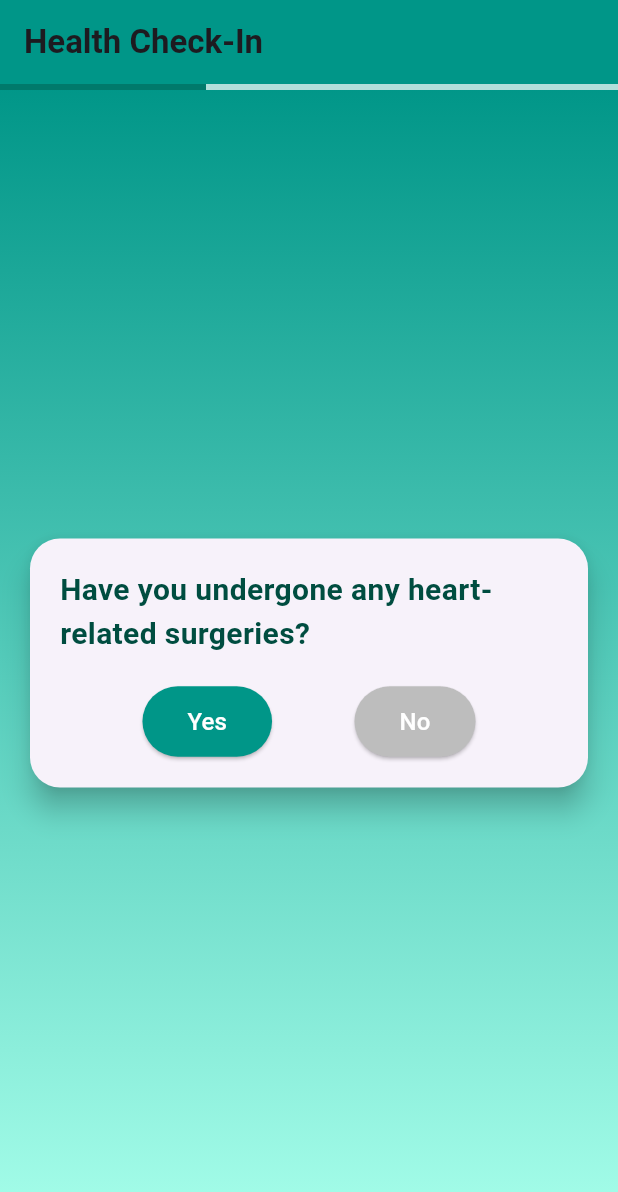
After one commit to Nikhil-1426/TravelShield, a Flutter app: the DynamicQuestionnaire screen opened directly, after a tap on "Yes", on a phone screen of 412 x 824 dp. The commit adds this screen. Shown: the top 1192 px of the screen. Run offline on Flutter 3.47's test engine with Material 3 defaults, Android fonts, the phone set to English and light mode, and no system bars; our stand-ins replace cloud_firestore, firebase_auth, firebase_core, shared_preferences; accounts and stored records are empty.

Commit message:
Dynamic Questionnaire Updated

```diff
--- /dev/null
+++ b/lib/dynamic_questionnaire.dart
@@ -0,0 +1,365 @@
+import 'package:flutter/material.dart';
+import 'package:health_passport/home_page.dart';
+import 'package:shared_preferences/shared_preferences.dart';
+import 'package:cloud_firestore/cloud_firestore.dart';
+import 'package:flutter/services.dart';
+
+class Question {
+  final String questionText;
+  final List<Question> followUps;
+  final String category; // Added category for better organization
+  final String? description; // Optional description/help text
+  bool isFollowUp;
+  String? userResponse;
+  DateTime? answeredAt; // Track when question was answered
+
+  Question({
+    required this.questionText,
+    this.followUps = const [],
+    this.isFollowUp = false,
+    this.userResponse,
+    this.category = 'general',
+    this.description,
+    this.answeredAt,
+  });
+}
+
+class DynamicQuestionnaire extends StatefulWidget {
+  final String uid;
+  final VoidCallback? onComplete; // Callback for completion
+
+  DynamicQuestionnaire({
+    required this.uid,
+    this.onComplete,
+  });
+
+  @override
+  _DynamicQuestionnaireState createState() => _DynamicQuestionnaireState();
+}
+
+class _DynamicQuestionnaireState extends State<DynamicQuestionnaire> {
+  final List<Question> questions = [
+    Question(
+      questionText: "Do you have any heart disease?",
+      category: "cardiovascular",
+      description: "Include any diagnosed heart conditions or related issues",
+      followUps: [
+        Question(
+          questionText: "Have you undergone any heart-related surgeries?",
+          isFollowUp: true,
+          category: "cardiovascular",
+        ),
+        Question(
+          questionText: "Are you currently taking heart-related medications?",
+          isFollowUp: true,
+          category: "cardiovascular",
+        ),
+      ],
+    ),
+    // Add more questions as needed
+  ];
+
+  int currentQuestionIndex = 0;
+  List<Question> displayedQuestions = [];
+  final FirebaseFirestore _firestore = FirebaseFirestore.instance;
+  bool isSubmitting = false;
+
+  // Track progress
+  double get progress {
+    return currentQuestionIndex / displayedQuestions.length;
+  }
+
+  @override
+  void initState() {
+    super.initState();
+    _loadQuestions();
+  }
+
+  Future<void> _loadQuestions() async {
+    // Check if there's a saved session
+    final prefs = await SharedPreferences.getInstance();
+    final savedIndex = prefs.getInt('currentQuestionIndex') ?? 0;
+
+    setState(() {
+      displayedQuestions.add(questions[0]);
+      currentQuestionIndex = savedIndex;
+    });
+  }
+
+  Future<void> _saveProgress() async {
+    final prefs = await SharedPreferences.getInstance();
+    await prefs.setInt('currentQuestionIndex', currentQuestionIndex);
+  }
+
+  void onAnswer(String response) async {
+    try {
+      HapticFeedback.lightImpact(); // Provide tactile feedback
+
+      setState(() {
+        displayedQuestions[currentQuestionIndex].userResponse = response;
+        displayedQuestions[currentQuestionIndex].answeredAt = DateTime.now();
+
+        if (response.toLowerCase() == 'yes' &&
+            displayedQuestions[currentQuestionIndex].followUps.isNotEmpty) {
+          displayedQuestions.addAll(displayedQuestions[currentQuestionIndex].followUps);
+        }
+
+        currentQuestionIndex++;
+      });
+
+      await _saveProgress(); // Save progress after each answer
+
+      if (currentQuestionIndex >= displayedQuestions.length) {
+        await _submitResponses();
+      }
+    } catch (e) {
+      _showError("Failed to process answer. Please try again.");
+    }
+  }
+
+  Future<void> _submitResponses() async {
+    if (isSubmitting) return; // Prevent double submission
+
+    setState(() {
+      isSubmitting = true;
+    });
+
+    try {
+      final prefs = await SharedPreferences.getInstance();
+      await prefs.setBool('hasCompletedQuestionnaire', true);
+
+      // Prepare data with categories and timestamps
+      List<Map<String, dynamic>> responses = displayedQuestions.map((question) => {
+        'questionText': question.questionText,
+        'userResponse': question.userResponse,
+        'category': question.category,
+        'answeredAt': question.answeredAt?.toIso8601String(),
+        'isFollowUp': question.isFollowUp,
+      }).toList();
+
+      // Store responses with metadata
+      await _firestore
+          .collection('users')
+          .doc(widget.uid)
+          .collection('questionnaireResponses')
+          .add({
+        'responses': responses,
+        'completedAt': Timestamp.now(),
+        'deviceInfo': await _getDeviceInfo(),
+      });
+
+      widget.onComplete?.call(); // Trigger completion callback
+
+      // Show success message before navigation
+      ScaffoldMessenger.of(context).showSnackBar(
+        SnackBar(
+          content: Text("Responses saved successfully!"),
+          backgroundColor: Colors.green,
+        ),
+      );
+
+      // Delayed navigation
+      await Future.delayed(Duration(seconds: 2));
+      _navigateToNextScreen();
+    } catch (e) {
+      _showError("Failed to save responses. Please try again.");
+    } finally {
+      setState(() {
+        isSubmitting = false;
+      });
+    }
+  }
+
+  Future<Map<String, dynamic>> _getDeviceInfo() async {
+    // Add relevant device info for analytics
+    return {
+      'timestamp': DateTime.now().toIso8601String(),
+      'platform': Theme.of(context).platform.toString(),
+    };
+  }
+
+  void _showError(String message) {
+    ScaffoldMessenger.of(context).showSnackBar(
+      SnackBar(
+        content: Text(message),
+        backgroundColor: Colors.red,
+        duration: Duration(seconds: 3),
+      ),
+    );
+  }
+
+  void _navigateToNextScreen() {
+    Navigator.pushReplacement(
+      context,
+      MaterialPageRoute(builder: (context) => HomePage()),
+    );
+  }
+
+  @override
+  Widget build(BuildContext context) {
+    return WillPopScope(
+      onWillPop: () async {
+        // Show confirmation dialog before leaving
+        final shouldPop = await showDialog<bool>(
+          context: context,
+          builder: (context) => AlertDialog(
+            title: Text('Leave Questionnaire?'),
+            content: Text('Your progress will be saved, but you\'ll need to complete the questionnaire later.'),
+            actions: [
+              TextButton(
+                onPressed: () => Navigator.pop(context, false),
+                child: Text('STAY'),
+              ),
+              TextButton(
+                onPressed: () => Navigator.pop(context, true),
+                child: Text('LEAVE'),
+              ),
+            ],
+          ),
+        );
+        return shouldPop ?? false;
+      },
+      child: Scaffold(
+        appBar: AppBar(
+          title: Text(
+            "Health Check-In",
+            style: TextStyle(fontWeight: FontWeight.bold),
+          ),
+          backgroundColor: Colors.teal,
+          elevation: 0,
+        ),
+        body: Container(
+          decoration: BoxDecoration(
+            gradient: LinearGradient(
+              colors: [Colors.teal, Colors.tealAccent.shade100],
+              begin: Alignment.topCenter,
+              end: Alignment.bottomCenter,
+            ),
+          ),
+          child: SafeArea(
+            child: Column(
+              children: [
+                // Progress indicator
+                LinearProgressIndicator(
+                  value: progress,
+                  backgroundColor: Colors.teal.shade100,
+                  valueColor: AlwaysStoppedAnimation<Color>(Colors.teal.shade700),
+                ),
+                Expanded(
+                  child: Center(
+                    child: Padding(
+                      padding: const EdgeInsets.symmetric(horizontal: 16.0),
+                      child: Card(
+                        elevation: 8,
+                        shape: RoundedRectangleBorder(
+                          borderRadius: BorderRadius.circular(20),
+                        ),
+                        child: Padding(
+                          padding: const EdgeInsets.all(20.0),
+                          child: Column(
+                            mainAxisSize: MainAxisSize.min,
+                            children: [
+                              if (currentQuestionIndex < displayedQuestions.length) ...[
+                                _buildQuestionContent(),
+                              ] else ...[
+                                _buildCompletionContent(),
+                              ],
+                            ],
+                          ),
+                        ),
+                      ),
+                    ),
+                  ),
+                ),
+              ],
+            ),
+          ),
+        ),
+      ),
+    );
+  }
+
+  Widget _buildQuestionContent() {
+    final question = displayedQuestions[currentQuestionIndex];
+    return AnimatedSwitcher(
+      duration: Duration(milliseconds: 300),
+      child: Column(
+        key: ValueKey<int>(currentQuestionIndex),
+        crossAxisAlignment: CrossAxisAlignment.start,
+        children: [
+          Text(
+            question.questionText,
+            style: TextStyle(
+              fontSize: 20,
+              fontWeight: FontWeight.w600,
+              color: Colors.teal.shade900,
+            ),
+          ),
+          if (question.description != null) ...[
+            SizedBox(height: 8),
+            Text(
+              question.description!,
+              style: TextStyle(
+                fontSize: 14,
+                color: Colors.grey.shade600,
+                fontStyle: FontStyle.italic,
+              ),
+            ),
+          ],
+          SizedBox(height: 20),
+          Row(
+            mainAxisAlignment: MainAxisAlignment.spaceEvenly,
+            children: [
+              _buildAnswerButton("Yes", Colors.teal),
+              _buildAnswerButton("No", Colors.grey.shade400),
+            ],
+          ),
+        ],
+      ),
+    );
+  }
+
+  Widget _buildAnswerButton(String text, Color color) {
+    return ElevatedButton(
+      onPressed: isSubmitting ? null : () => onAnswer(text),
+      style: ElevatedButton.styleFrom(
+        backgroundColor: color,
+        foregroundColor: Colors.white,
+        padding: EdgeInsets.symmetric(horizontal: 30, vertical: 12),
+        shape: RoundedRectangleBorder(
+          borderRadius: BorderRadius.circular(30),
+        ),
+      ),
+      child: Text(text, style: TextStyle(fontSize: 16)),
+    );
+  }
+
+  Widget _buildCompletionContent() {
+    return Center(
+      child: Column(
+        mainAxisSize: MainAxisSize.min,
+        children: [
+          if (isSubmitting)
+            CircularProgressIndicator(valueColor: AlwaysStoppedAnimation<Color>(Colors.teal))
+          else ...[
+            Icon(
+              Icons.check_circle_outline,
+              color: Colors.teal,
+              size: 60,
+            ),
+            SizedBox(height: 20),
+            Text(
+              "Thank you for completing the questionnaire!",
+              textAlign: TextAlign.center,
+              style: TextStyle(
+                fontSize: 18,
+                fontWeight: FontWeight.w600,
+                color: Colors.teal.shade900,
+              ),
+            ),
+          ],
+        ],
+      ),
+    );
+  }
+}
--- a/lib/signup_page.dart
+++ b/lib/signup_page.dart
@@ -1,8 +1,64 @@
 // import 'package:flutter/material.dart';
+// import 'package:firebase_auth/firebase_auth.dart';
+// import 'package:cloud_firestore/cloud_firestore.dart';
 // import 'package:health_passport/home_page.dart';
 // import 'package:health_passport/signin_page.dart';
 
-// class SignUpPage extends StatelessWidget {
+// class SignUpPage extends StatefulWidget {
+//   @override
+//   _SignUpPageState createState() => _SignUpPageState();
+// }
+
+// class _SignUpPageState extends State<SignUpPage> {
+//   final FirebaseAuth _auth = FirebaseAuth.instance;
+//   final FirebaseFirestore _firestore = FirebaseFirestore.instance;
+
+//   final TextEditingController nameController = TextEditingController();
+//   final TextEditingController emailController = TextEditingController();
+//   final TextEditingController passwordController = TextEditingController();
+
+//   // Function to handle Sign Up
+//   Future<void> signUp() async {
+//     String name = nameController.text.trim();
+//     String email = emailController.text.trim();
+//     String password = passwordController.text.trim();
+
+//     if (name.isEmpty || email.isEmpty || password.isEmpty) {
+//       // Show an alert if any field is empty
+//       ScaffoldMessenger.of(context).showSnackBar(
+//         SnackBar(content: Text('Please fill all fields')),
+//       );
+//       return;
+//     }
+
+//     try {
+//       // Create user with email and password
+//       UserCredential userCredential = await _auth.createUserWithEmailAndPassword(
+//         email: email,
+//         password: password,
+//       );
+
+//       // Create a new user document in Firestore
+//       await _firestore.collection('users').doc(userCredential.user?.uid).set({
+//         'name': name,
+//         'email': email,
+//         'uid': userCredential.user?.uid,
+//         'createdAt': FieldValue.serverTimestamp(),
+//       });
+
+//       // Navigate to HomePage after successful sign up
+//       Navigator.pushReplacement(
+//         context,
+//         MaterialPageRoute(builder: (context) => HomePage()),
+//       );
+//     } catch (e) {
+//       // Handle sign-up errors
+//       ScaffoldMessenger.of(context).showSnackBar(
+//         SnackBar(content: Text('Error: ${e.toString()}')),
+//       );
+//     }
+//   }
+
 //   @override
 //   Widget build(BuildContext context) {
 //     return Scaffold(
@@ -47,19 +103,14 @@
 //                   ),
 //                 ),
 //                 SizedBox(height: 30),
-//                 _buildTextField(Icons.person, 'Full Name', false),
+//                 _buildTextField(Icons.person, 'Full Name', false, nameController),
 //                 SizedBox(height: 20),
-//                 _buildTextField(Icons.email, 'Email', false),
+//                 _buildTextField(Icons.email, 'Email', false, emailController),
 //                 SizedBox(height: 20),
-//                 _buildTextField(Icons.lock, 'Password', true),
+//                 _buildTextField(Icons.lock, 'Password', true, passwordController),
 //                 SizedBox(height: 20),
 //                 ElevatedButton(
-//                   onPressed: () {
-//                     Navigator.push(
-//                       context,
-//                       MaterialPageRoute(builder: (context) => HomePage()),
-//                     );
-//                   },
+//                   onPressed: signUp,
 //                   style: ElevatedButton.styleFrom(
 //                     backgroundColor: Colors.white,
 //                     foregroundColor: Colors.teal,
@@ -76,7 +127,7 @@
 //                 SizedBox(height: 20),
 //                 TextButton(
 //                   onPressed: () {
-//                     Navigator.push(
+//                     Navigator.pushReplacement(
 //                       context,
 //                       MaterialPageRoute(builder: (context) => SignInPage()),
 //                     );
@@ -94,8 +145,9 @@
 //     );
 //   }
 
-//   Widget _buildTextField(IconData icon, String hintText, bool isPassword) {
+//   Widget _buildTextField(IconData icon, String hintText, bool isPassword, TextEditingController controller) {
 //     return TextField(
+//       controller: controller,
 //       obscureText: isPassword,
 //       decoration: InputDecoration(
 //         filled: true,
@@ -115,13 +167,13 @@
 
 
 
-
-
 import 'package:flutter/material.dart';
 import 'package:firebase_auth/firebase_auth.dart';
 import 'package:cloud_firestore/cloud_firestore.dart';
-import 'package:health_passport/home_page.dart';
+import 'package:shared_preferences/shared_preferences.dart';
+// import 'package:health_passport/home_page.dart';
 import 'package:health_passport/signin_page.dart';
+import 'package:health_passport/dynamic_questionnaire.dart'; // Import the questionnaire page
 
 class SignUpPage extends StatefulWidget {
   @override
@@ -143,7 +195,6 @@ class _SignUpPageState extends State<SignUpPage> {
     String password = passwordController.text.trim();
 
     if (name.isEmpty || email.isEmpty || password.isEmpty) {
-      // Show an alert if any field is empty
       ScaffoldMessenger.of(context).showSnackBar(
         SnackBar(content: Text('Please fill all fields')),
       );
@@ -165,13 +216,16 @@ class _SignUpPageState extends State<SignUpPage> {
         'createdAt': FieldValue.serverTimestamp(),
       });
 
-      // Navigate to HomePage after successful sign up
+      // Save a local flag indicating the user has not completed the questionnaire
+      final prefs = await SharedPreferences.getInstance();
+      await prefs.setBool('hasCompletedQuestionnaire', false);
+
+      // Navigate to Dynamic Questionnaire after successful sign up
       Navigator.pushReplacement(
         context,
-        MaterialPageRoute(builder: (context) => HomePage()),
+        MaterialPageRoute(builder: (context) => DynamicQuestionnaire(uid: FirebaseAuth.instance.currentUser!.uid)),
       );
     } catch (e) {
-      // Handle sign-up errors
       ScaffoldMessenger.of(context).showSnackBar(
         SnackBar(content: Text('Error: ${e.toString()}')),
       );
--- a/pubspec.yaml
+++ b/pubspec.yaml
@@ -16,6 +16,7 @@ dependencies:
   firebase_core: ^3.3.0
   google_fonts: ^6.2.1
   path_provider: ^2.1.5
+  shared_preferences: ^2.3.3
 
 
 dev_dependencies:
```
Also changed, not shown: pubspec.lock, 1 other file.
